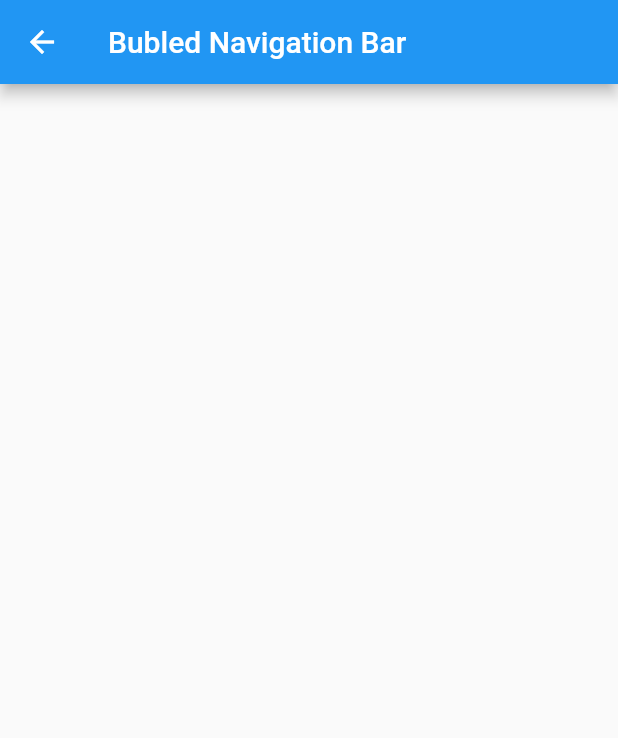
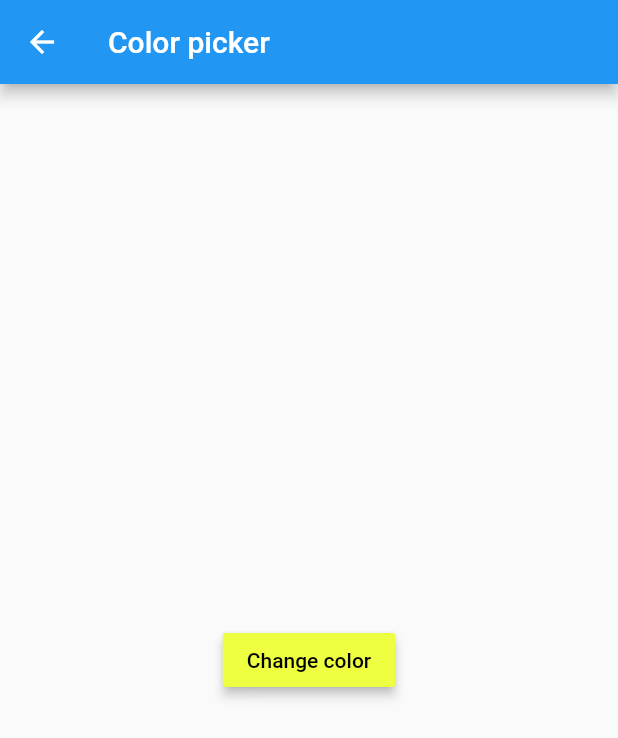
Before and after one commit to williamTerrones/componentes-flutter, a Flutter app: the ColorPickerPage screen opened by its route, on a phone screen of 412 x 824 dp. Shown: the top 738 px of the screen. Run offline on Flutter 3.47's test engine with Material 2 defaults, Android fonts, the phone set to English and light mode, and no system bars; our stand-ins replace bubble_bottom_bar, flutter_colorpicker; missing offline and left inert: circular_bottom_navigation, widget_with_codeview.

Commit message:
[Add] color picker

```diff
--- a/lib/pages/color_picker_page.dart
+++ b/lib/pages/color_picker_page.dart
@@ -1,14 +1,82 @@
 import 'package:flutter/material.dart';
+import 'package:flutter_colorpicker/flutter_colorpicker.dart';
 
 
-class ColorPickerPage extends StatelessWidget {
+class ColorPickerPage extends StatefulWidget {
+
+  @override
+  _ColorPickerPageState createState() => _ColorPickerPageState();
+}
+
+class _ColorPickerPageState extends State<ColorPickerPage> {
+
+  Color _currentColor = Colors.limeAccent;
+
+  void _onChangeColor(Color color) {
+
+    setState(() {
+      this._currentColor = color;
+    });
+
+  }
 
   @override
   Widget build(BuildContext context) {
+
     return Scaffold(
       appBar: AppBar(
-        title: Text("Bubled Navigation Bar"),
+        title: Text("Color picker"),
+      ),
+      body: Center(
+        child: Column(
+          mainAxisAlignment: MainAxisAlignment.center,
+          children: [
+            RaisedButton(
+              child: Text("Change color"),
+              onPressed: (){
+                this._mostrarAlerta();
+              },
+              elevation: 3,
+              color: this._currentColor,
+              textColor: useWhiteForeground(this._currentColor) ? Colors.white : Colors.black ,
+            ),
+          ],
+        ),
       ),
     );
+
   }
+
+  void _mostrarAlerta(){
+
+    showDialog(
+      context: context,
+      builder: (BuildContext context){
+
+        return AlertDialog(
+          titlePadding: EdgeInsets.all(0),
+          contentPadding: EdgeInsets.all(0),
+          content: SingleChildScrollView(
+            child: ColorPicker(
+              pickerColor: this._currentColor,
+              onColorChanged: this._onChangeColor,
+              colorPickerWidth: 300,
+              pickerAreaHeightPercent: 0.7,
+              enableAlpha: true,
+              displayThumbColor: true,
+              showLabel: true,
+              paletteType: PaletteType.hsv,
+              pickerAreaBorderRadius: BorderRadius.only(
+                topLeft: Radius.circular(2),
+                topRight: Radius.circular(2),
+              ),
+            ),
+          ),
+        );
+
+      }
+    );
+
+  }
+
 }
--- a/pubspec.yaml
+++ b/pubspec.yaml
@@ -31,6 +31,7 @@ dependencies:
   bubble_bottom_bar:
   widget_with_codeview:
   circular_bottom_navigation:
+  flutter_colorpicker:
 
 dev_dependencies:
   flutter_test:
```
Also changed, not shown: pubspec.lock.
